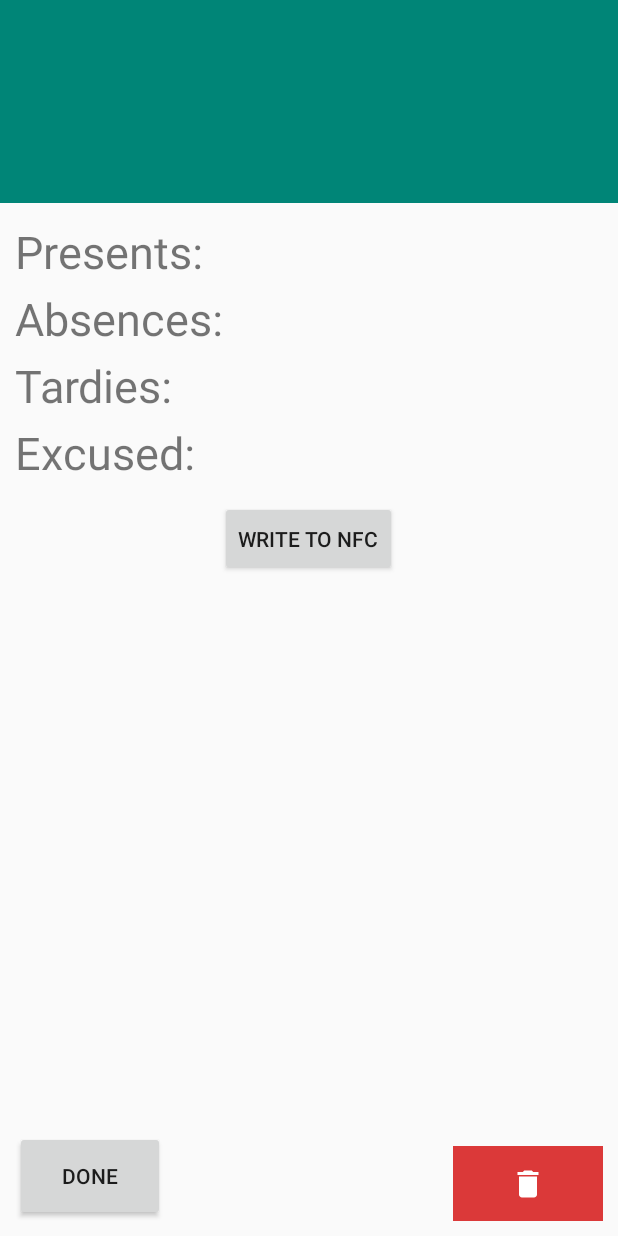
After one commit to lharrison1313/NFC_Attendance_App, an Android app: the StudentInfoActivity screen opened directly, with no data from a screen before it, on a phone screen of 412 x 824 dp. The commit adds this screen. Run offline under Robolectric (Android 15) with nearby library versions, the phone set to English and light mode, and no system bars; 1 statement that could not run was skipped.

Commit message:
added student info page

```diff
--- a/app/src/main/AndroidManifest.xml
+++ b/app/src/main/AndroidManifest.xml
@@ -26,5 +26,8 @@
         <activity android:name=".AddSheetActivity">
 
         </activity>
+        <activity android:name=".StudentInfoActivity">
+
+        </activity>
     </application>
 </manifest>
--- /dev/null
+++ b/app/src/main/java/com/nyit/attendanceapp/StudentInfoActivity.java
@@ -0,0 +1,186 @@
+package com.nyit.attendanceapp;
+
+import android.app.Activity;
+import android.app.AlertDialog;
+import android.app.Dialog;
+import android.app.PendingIntent;
+import android.content.DialogInterface;
+import android.content.Intent;
+import android.content.IntentFilter;
+import android.nfc.NfcAdapter;
+import android.nfc.Tag;
+import android.nfc.tech.Ndef;
+import android.os.Bundle;
+import android.text.TextUtils;
+import android.view.View;
+import android.widget.TextView;
+import android.widget.Toast;
+
+import androidx.annotation.Nullable;
+import androidx.appcompat.widget.AppCompatButton;
+import androidx.appcompat.widget.AppCompatImageButton;
+
+public class StudentInfoActivity extends Activity {
+
+    String name;
+    String id;
+    AlertDialog deleteDialog;
+    private NfcAdapter adapter;
+    private IntentFilter[] intentFiltersArray;
+    private String[][] techListsArray;
+    private PendingIntent pendingIntent;
+    private TagReaderWriter tagReaderWriter;
+    private AlertDialog nfcDialog;
+    private AlertDialog writeCompleteDialog;
+    private boolean writeToNFC;
+
+    @Override
+    protected void onCreate(@Nullable Bundle savedInstanceState) {
+        super.onCreate(savedInstanceState);
+        setContentView(R.layout.student_info);
+        configureDeleteDialog();
+        configureDeleteStudentButton();
+        configureBackButton();
+        configureStudentHeader();
+        configureNFCButton();
+        configureNFCDialog();
+        configureForegroundNFCDispatch();
+        configureWriteCompleteDialog();
+    }
+
+    public void onPause() {
+        super.onPause();
+        adapter.disableForegroundDispatch(this);
+    }
+
+    public void onResume() {
+        super.onResume();
+        adapter.enableForegroundDispatch(this, pendingIntent, intentFiltersArray, techListsArray);
+    }
+
+    public void onNewIntent(Intent intent) {
+        if(writeToNFC) {
+            Tag tagFromIntent = intent.getParcelableExtra(NfcAdapter.EXTRA_TAG);
+            tagReaderWriter.writeTag(tagFromIntent, id, name);
+            nfcDialog.dismiss();
+            writeToNFC = false;
+            writeCompleteDialog.show();
+        }
+        else{
+            Toast toast = Toast.makeText(this,"Click write to NFC first.",Toast.LENGTH_SHORT);
+            toast.show();
+        }
+    }
+
+    private void configureBackButton(){
+        AppCompatButton acb = findViewById(R.id.infoDone);
+        acb.setOnClickListener(new View.OnClickListener() {
+            @Override
+            public void onClick(View v) {
+                finish();
+            }
+        });
+    }
+
+    private void configureStudentHeader(){
+        name = getIntent().getStringExtra("name");
+        id = getIntent().getStringExtra("id");
+        TextView nameText = findViewById(R.id.infoStudentName);
+        TextView idText = findViewById(R.id.infoStudentID);
+
+        nameText.setText(name);
+        idText.setText(id);
+    }
+
+    private void configureDeleteDialog(){
+        AlertDialog.Builder builder1 = new AlertDialog.Builder(this);
+        builder1.setTitle("Confirm Delete").setMessage("Are you sure you want to delete this student?");
+        builder1.setPositiveButton("confirm",new Dialog.OnClickListener(){
+            @Override
+            public void onClick(DialogInterface dialog, int which) {
+                deleteStudent();
+                finish();
+
+            }
+        });
+        builder1.setNegativeButton("cancel",new Dialog.OnClickListener(){
+            @Override
+            public void onClick(DialogInterface dialog, int which) {
+                dialog.dismiss();
+            }
+        });
+        deleteDialog = builder1.create();
+    }
+
+    private void configureDeleteStudentButton(){
+        AppCompatImageButton acb = findViewById(R.id.infoDeleteStudent);
+
+        acb.setOnClickListener(new View.OnClickListener() {
+            @Override
+            public void onClick(View v) {
+                deleteDialog.show();
+            }
+        });
+    }
+
+    private void configureNFCButton(){
+        AppCompatButton acb = findViewById(R.id.infoNFC);
+        acb.setOnClickListener(new View.OnClickListener(){
+            @Override
+            public void onClick(View v) {
+                    writeToNFC = true;
+                    nfcDialog.show();
+            }
+        });
+    }
+
+    private void configureForegroundNFCDispatch(){
+
+        adapter = NfcAdapter.getDefaultAdapter(this);
+        tagReaderWriter = new TagReaderWriter();
+
+        pendingIntent = PendingIntent.getActivity(
+                this, 0, new Intent(this, getClass()).addFlags(Intent.FLAG_ACTIVITY_SINGLE_TOP), 0);
+
+        IntentFilter ndef = new IntentFilter(NfcAdapter.ACTION_NDEF_DISCOVERED);
+        try {
+            ndef.addDataType("*/*");    /* Handles all MIME based dispatches. */
+        }
+        catch (IntentFilter.MalformedMimeTypeException e) {
+            throw new RuntimeException("fail", e);
+        }
+        intentFiltersArray = new IntentFilter[] {ndef, };
+
+        techListsArray = new String[][] { new String[] { Ndef.class.getName() } };
+    }
+
+    private void configureNFCDialog(){
+        AlertDialog.Builder builder = new AlertDialog.Builder(this);
+        builder.setMessage("Tap NFC Now").setTitle("Writing Student To NFC");
+        builder.setNeutralButton("quit", new Dialog.OnClickListener(){
+            @Override
+            public void onClick(DialogInterface dialog, int which) {
+                writeToNFC = false;
+                dialog.dismiss();
+            }
+        });
+        nfcDialog = builder.create();
+    }
+
+    private void configureWriteCompleteDialog(){
+        AlertDialog.Builder builder = new AlertDialog.Builder(this);
+        builder.setMessage("Student was written to the NFC device").setTitle("NFC Written");
+        builder.setNeutralButton("Done", new Dialog.OnClickListener(){
+            @Override
+            public void onClick(DialogInterface dialog, int which) {
+                dialog.dismiss();
+            }
+        });
+        writeCompleteDialog = builder.create();
+    }
+
+    private void deleteStudent(){
+        AttendanceDbHelper db = new AttendanceDbHelper(this);
+        db.deleteStudent(id);
+    }
+}
--- a/app/src/main/java/com/nyit/attendanceapp/StudentsFragement.java
+++ b/app/src/main/java/com/nyit/attendanceapp/StudentsFragement.java
@@ -5,6 +5,7 @@ import android.os.Bundle;
 import android.view.LayoutInflater;
 import android.view.View;
 import android.view.ViewGroup;
+import android.widget.AdapterView;
 import android.widget.ListView;
 
 import androidx.annotation.NonNull;
@@ -39,10 +40,11 @@ public class StudentsFragement extends Fragment {
     public void onViewCreated(@NonNull View view, @Nullable Bundle savedInstanceState) {
         super.onViewCreated(view, savedInstanceState);
 
-        //updateStudentList();
+
         lv = getActivity().findViewById(R.id.studentList);
         adapter = new StudentListAdapter(getActivity());
         lv.setAdapter(adapter);
+
 
         //creating add student button
         fab = getActivity().findViewById(R.id.floatingActionButtonStudents);
--- a/app/src/main/res/drawable/ic_delete_black_24dp.xml
+++ b/app/src/main/res/drawable/ic_delete_black_24dp.xml
@@ -4,6 +4,6 @@
         android:viewportWidth="24.0"
         android:viewportHeight="24.0">
     <path
-        android:fillColor="#FF000000"
+        android:fillColor="#ffffff"
         android:pathData="M6,19c0,1.1 0.9,2 2,2h8c1.1,0 2,-0.9 2,-2V7H6v12zM19,4h-3.5l-1,-1h-5l-1,1H5v2h14V4z"/>
 </vector>
--- /dev/null
+++ b/app/src/main/res/layout/student_info.xml
@@ -0,0 +1,101 @@
+<?xml version="1.0" encoding="utf-8"?>
+<RelativeLayout xmlns:android="http://schemas.android.com/apk/res/android"
+    android:layout_width="match_parent" android:layout_height="match_parent">
+
+    <RelativeLayout
+        android:layout_width="match_parent"
+        android:layout_height="135dp"
+        android:id="@+id/infoStudentHeader"
+        android:background="@color/colorPrimary"
+        android:padding="5dp">
+        <TextView
+            android:layout_width="wrap_content"
+            android:layout_height="wrap_content"
+            android:id="@+id/infoStudentName"
+            android:text="Name"
+            android:textSize="50dp"
+            />
+        <TextView
+            android:layout_width="wrap_content"
+            android:layout_height="wrap_content"
+            android:id="@+id/infoStudentID"
+            android:text="ID"
+            android:textSize="40dp"
+            android:layout_below="@+id/infoStudentName"
+            />
+    </RelativeLayout>
+    <RelativeLayout
+        android:id="@+id/infoAttendance"
+        android:layout_width="match_parent"
+        android:layout_height="wrap_content"
+        android:layout_below="@id/infoStudentHeader"
+        android:padding="10dp"
+        >
+        <TextView
+            android:id="@+id/infoPresents"
+            android:layout_width="wrap_content"
+            android:layout_height="wrap_content"
+            android:text="Presents:"
+            android:textSize="30dp"
+            android:layout_marginVertical="2dp"
+            />
+        <TextView
+            android:id="@+id/infoAbsences"
+            android:layout_width="wrap_content"
+            android:layout_height="wrap_content"
+            android:text="Absences:"
+            android:textSize="30dp"
+            android:layout_below="@id/infoPresents"
+            android:layout_marginVertical="2dp"
+            />
+        <TextView
+            android:id="@+id/infoTardies"
+            android:layout_width="wrap_content"
+            android:layout_height="wrap_content"
+            android:text="Tardies:"
+            android:textSize="30dp"
+            android:layout_below="@id/infoAbsences"
+            android:layout_marginVertical="2dp"
+            />
+        <TextView
+            android:id="@+id/infoExcused"
+            android:layout_width="wrap_content"
+            android:layout_height="wrap_content"
+            android:text="Excused:"
+            android:textSize="30dp"
+            android:layout_below="@id/infoTardies"
+            android:layout_marginVertical="2dp"
+            />
+
+    </RelativeLayout>
+
+    <androidx.appcompat.widget.AppCompatButton
+        android:id="@+id/infoNFC"
+        android:layout_width="wrap_content"
+        android:layout_height="50dp"
+        android:layout_below="@id/infoAttendance"
+        android:layout_centerHorizontal="true"
+        android:text="write to nfc"
+        />
+
+    <androidx.appcompat.widget.AppCompatImageButton
+        android:layout_width="100dp"
+        android:layout_height="50dp"
+        android:id="@+id/infoDeleteStudent"
+        android:layout_alignParentBottom="true"
+        android:src="@drawable/ic_delete_black_24dp"
+        android:background="@color/red"
+        android:layout_alignParentRight="true"
+        android:layout_margin="10dp"
+        />
+
+    <androidx.appcompat.widget.AppCompatButton
+        android:id="@+id/infoDone"
+        android:layout_width="100dp"
+        android:layout_height="60dp"
+        android:layout_alignParentBottom="true"
+        android:layout_margin="10dp"
+        android:text="done"
+        />
+
+</RelativeLayout>
--- a/app/src/main/res/values/colors.xml
+++ b/app/src/main/res/values/colors.xml
@@ -3,4 +3,6 @@
     <color name="colorPrimary">#008577</color>
     <color name="colorPrimaryDark">#00574B</color>
     <color name="colorAccent">#D81B60</color>
+    <color name="red">#db3939</color>
+    <color name="white">#ffffff</color>
 </resources>
```
Also changed, not shown: app/src/main/java/com/nyit/attendanceapp/StudentListAdapter.java (+36 -23 lines), app/src/main/res/layout/student_bar.xml (+0 -24 lines).
